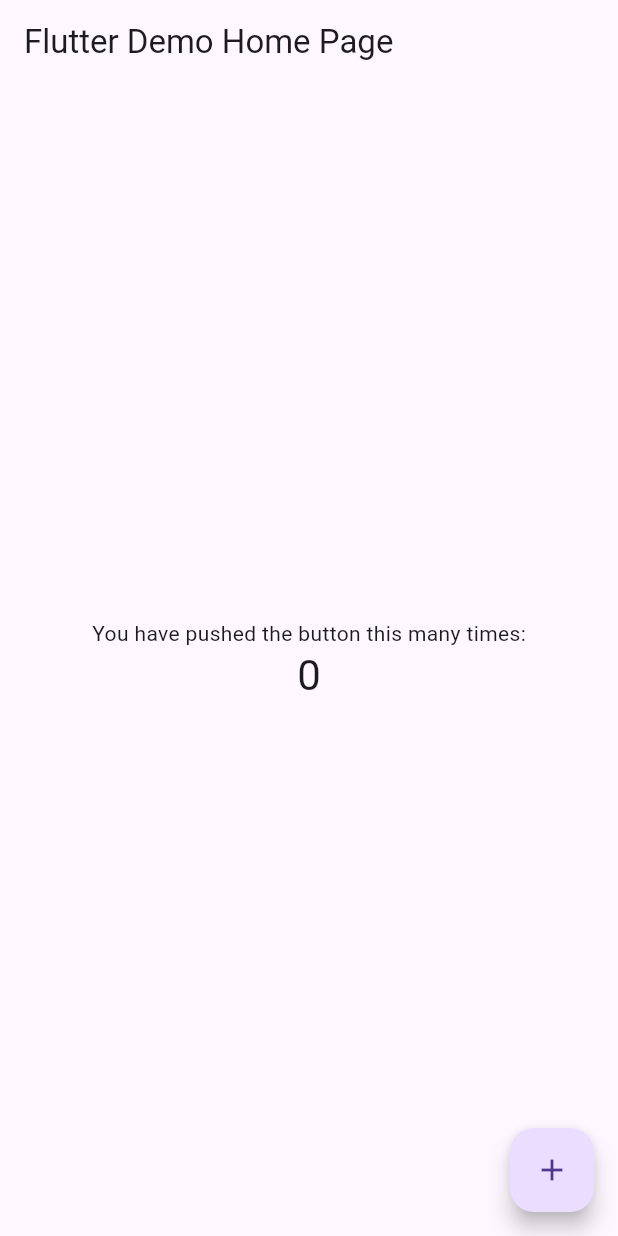
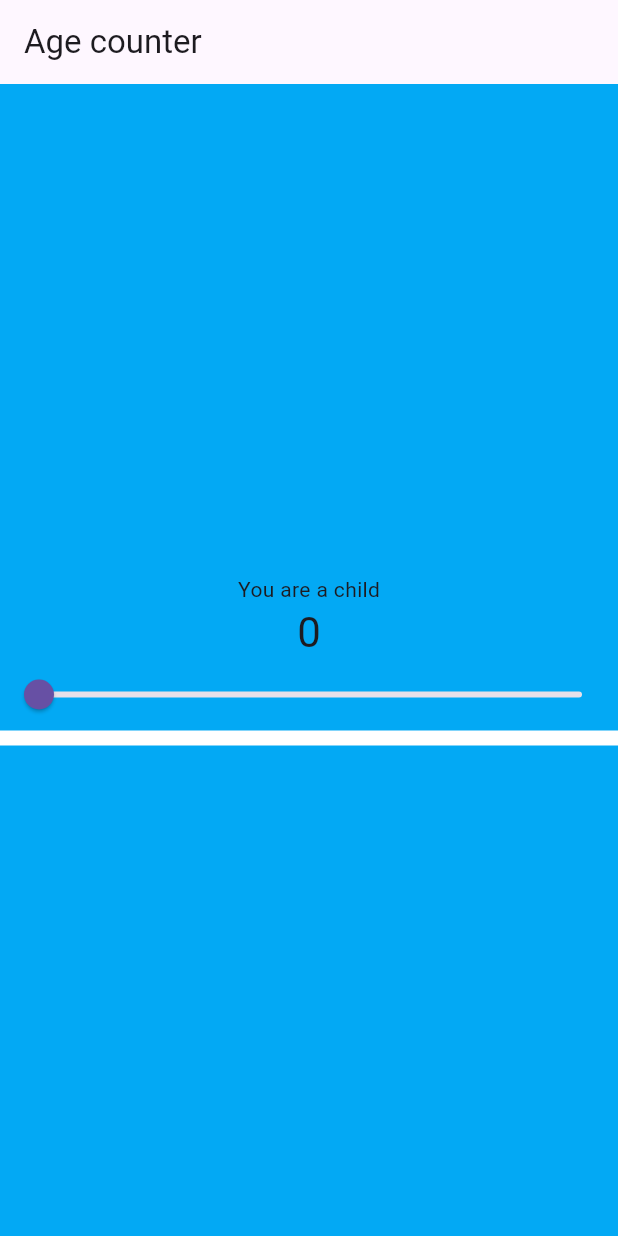
Before and after one commit to SunwooDua/inclass_6, a Flutter app: the screen it shows after launch, on a phone screen of 412 x 824 dp. Run offline on Flutter 3.47's test engine with Material 3 defaults, Android fonts, the phone set to English and light mode, and no system bars; missing offline and left inert: window_size.

Commit message:
completed app

```diff
--- a/lib/main.dart
+++ b/lib/main.dart
@@ -5,6 +5,14 @@
 import 'package:window_size/window_size.dart';
 
 void main() {
+  WidgetsFlutterBinding.ensureInitialized();
+
+  if (Platform.isWindows || Platform.isLinux || Platform.isMacOS) {
+    setWindowTitle('My App');
+    setWindowMaxSize(const Size(1920, 1080));
+    setWindowMinSize(const Size(1280, 720));
+  }
+
   setupWindow();
   runApp(
     // Provide the model to all widgets within the app. We're using
@@ -23,8 +31,8 @@
   );
 }
 
-const double windowWidth = 360;
-const double windowHeight = 640;
+const double windowWidth = 720;
+const double windowHeight = 1060;
 void setupWindow() {
   if (!kIsWeb && (Platform.isWindows || Platform.isLinux || Platform.isMacOS)) {
     WidgetsFlutterBinding.ensureInitialized();
@@ -49,9 +57,52 @@
 /// _not_ depend on Provider.
 class Counter with ChangeNotifier {
   int value = 0;
-  void increment() {
-    value += 1;
+
+  void setAge(int newAge) {
+    value = newAge;
     notifyListeners();
+  }
+
+  String get milestone {
+    if (value <= 12) {
+      return "You are a child";
+    } else if (value <= 19) {
+      return "Teenager Time";
+    } else if (value <= 30) {
+      return "You are a young adult";
+    } else if (value <= 50) {
+      return "You are an adult";
+    } else {
+      return "Golden Years!";
+    }
+  }
+
+  Color get backgroundColor {
+    if (value <= 12) {
+      return Colors.lightBlue;
+    } else if (value <= 19) {
+      return Colors.lightGreen;
+    } else if (value <= 30) {
+      return Colors.yellow;
+    } else if (value <= 50) {
+      return Colors.orange;
+    } else {
+      return Colors.grey;
+    }
+  }
+
+  Color get progressionBarColor {
+    if (value <= 33) {
+      return Colors.green;
+    } else if (value <= 67) {
+      return Colors.yellow;
+    } else {
+      return Colors.red;
+    }
+  }
+
+  double get progressValue {
+    return value / 99;
   }
 }
 
@@ -71,13 +122,17 @@
   const MyHomePage({super.key});
   @override
   Widget build(BuildContext context) {
+    var counter = context.watch<Counter>();
     return Scaffold(
-      appBar: AppBar(title: const Text('Flutter Demo Home Page')),
+      appBar: AppBar(title: const Text('Age counter')),
       body: Center(
+        child: Container(
+          color: counter.backgroundColor,
+          child: Center(
             child: Column(
               mainAxisAlignment: MainAxisAlignment.center,
               children: [
-            const Text('You have pushed the button this many times:'),
+                Text(counter.milestone),
                 // Consumer looks for an ancestor Provider widget
                 // and retrieves its model (Counter, in this case).
                 // Then it uses that model to build widgets, and will trigger
@@ -89,31 +144,28 @@
                         style: Theme.of(context).textTheme.headlineMedium,
                       ),
                 ),
+                Slider(
+                  value: counter.value.toDouble(),
+                  min: 0,
+                  max: 99,
+                  divisions: 99,
+                  label: '${counter.value}',
+                  onChanged: (newValue) {
+                    counter.setAge(newValue.toInt());
+                  },
+                ),
+                LinearProgressIndicator(
+                  value: counter.progressValue,
+                  backgroundColor: Colors.white,
+                  valueColor: AlwaysStoppedAnimation<Color>(
+                    counter.progressionBarColor,
+                  ),
+                  minHeight: 10,
+                ),
               ],
             ),
           ),
-      floatingActionButton: FloatingActionButton(
-        onPressed: () {
-          // You can access your providers anywhere you have access
-          // to the context. One way is to use Provider.of<Counter>(context).
-          // The provider package also defines extension methods on the context
-          // itself. You can call context.watch<Counter>() in a build method
-          // of any widget to access the current state of Counter, and to ask
-          // Flutter to rebuild your widget anytime Counter changes.
-          //
-          // You can't use context.watch() outside build methods, because that
-          // often leads to subtle bugs. Instead, you should use
-          // context.read<Counter>(), which gets the current state
-          // but doesn't ask Flutter for future rebuilds.
-          //
-          // Since we're in a callback that will be called whenever the user
-          // taps the FloatingActionButton, we are not in the build method here.
-          // We should use context.read().
-          var counter = context.read<Counter>();
-          counter.increment();
-        },
-        tooltip: 'Increment',
-        child: const Icon(Icons.add),
+        ),
       ),
     );
   }
```
Also changed, not shown: pubspec.yaml (+4 -4 lines), pubspec.lock, 5 other files. Lines whose indentation alone changed are shown as unchanged.
